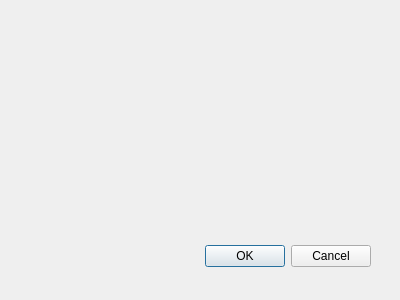
This is vln-vika3/vln3/addcomputerdialog.ui in hoddiingi/vln1-2016 as Qt 5 draws it before an edit. The edited form follows.
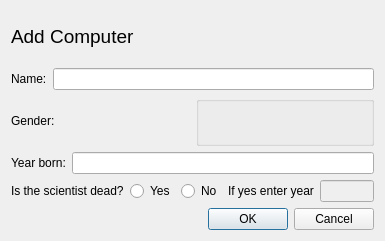
This is the edited form.

What changed in the file:
```diff
--- a/vln-vika3/vln3/addcomputerdialog.ui
+++ b/vln-vika3/vln3/addcomputerdialog.ui
@@ -8,29 +8,148 @@
    <rect>
     <x>0</x>
     <y>0</y>
-    <width>400</width>
-    <height>300</height>
+    <width>385</width>
+    <height>241</height>
    </rect>
   </property>
   <property name="windowTitle">
    <string>Dialog</string>
   </property>
-  <widget class="QDialogButtonBox" name="buttonBox">
-   <property name="geometry">
-    <rect>
-     <x>30</x>
-     <y>240</y>
-     <width>341</width>
-     <height>32</height>
-    </rect>
-   </property>
-   <property name="orientation">
-    <enum>Qt::Horizontal</enum>
-   </property>
-   <property name="standardButtons">
-    <set>QDialogButtonBox::Cancel|QDialogButtonBox::Ok</set>
-   </property>
-  </widget>
+  <layout class="QVBoxLayout" name="verticalLayout_2">
+   <item>
+    <layout class="QVBoxLayout" name="verticalLayout">
+     <item>
+      <widget class="QLabel" name="label_6">
+       <property name="font">
+        <font>
+         <pointsize>14</pointsize>
+        </font>
+       </property>
+       <property name="text">
+        <string>Add Computer</string>
+       </property>
+      </widget>
+     </item>
+     <item>
+      <layout class="QHBoxLayout" name="horizontalLayout_3">
+       <item>
+        <widget class="QLabel" name="label">
+         <property name="text">
+          <string>Name:</string>
+         </property>
+        </widget>
+       </item>
+       <item>
+        <widget class="QLineEdit" name="nameAdd"/>
+       </item>
+      </layout>
+     </item>
+     <item>
+      <layout class="QHBoxLayout" name="horizontalLayout">
+       <item>
+        <widget class="QLabel" name="label_2">
+         <property name="text">
+          <string>Gender:</string>
+         </property>
+        </widget>
+       </item>
+       <item>
+        <widget class="QGroupBox" name="groupBox">
+         <property name="enabled">
+          <bool>true</bool>
+         </property>
+         <property name="title">
+          <string/>
+         </property>
+         <widget class="QLineEdit" name="addType">
+          <property name="enabled">
+           <bool>false</bool>
+          </property>
+          <property name="geometry">
+           <rect>
+            <x>226</x>
+            <y>15</y>
+            <width>62</width>
+            <height>20</height>
+           </rect>
+          </property>
+         </widget>
+        </widget>
+       </item>
+      </layout>
+     </item>
+     <item>
+      <layout class="QHBoxLayout" name="horizontalLayout_4">
+       <item>
+        <widget class="QLabel" name="label_3">
+         <property name="text">
+          <string>Year born:</string>
+         </property>
+        </widget>
+       </item>
+       <item>
+        <widget class="QLineEdit" name="addBirth"/>
+       </item>
+      </layout>
+     </item>
+     <item>
+      <layout class="QHBoxLayout" name="horizontalLayout_2">
+       <item>
+        <widget class="QLabel" name="label_4">
+         <property name="text">
+          <string>Is the scientist dead?</string>
+         </property>
+        </widget>
+       </item>
+       <item>
+        <widget class="QRadioButton" name="deathYesButton">
+         <property name="contextMenuPolicy">
+          <enum>Qt::DefaultContextMenu</enum>
+         </property>
+         <property name="text">
+          <string>Yes</string>
+         </property>
+        </widget>
+       </item>
+       <item>
+        <widget class="QRadioButton" name="deathNoButton">
+         <property name="text">
+          <string>No</string>
+         </property>
+        </widget>
+       </item>
+       <item>
+        <widget class="QLabel" name="label_5">
+         <property name="text">
+          <string>If yes enter year</string>
+         </property>
+        </widget>
+       </item>
+       <item>
+        <widget class="QLineEdit" name="addDeath">
+         <property name="enabled">
+          <bool>false</bool>
+         </property>
+        </widget>
+       </item>
+      </layout>
+     </item>
+    </layout>
+   </item>
+   <item>
+    <widget class="QDialogButtonBox" name="buttonBox">
+     <property name="orientation">
+      <enum>Qt::Horizontal</enum>
+     </property>
+     <property name="standardButtons">
+      <set>QDialogButtonBox::Cancel|QDialogButtonBox::Ok</set>
+     </property>
+    </widget>
+   </item>
+  </layout>
+  <zorder>buttonBox</zorder>
+  <zorder>layoutWidget</zorder>
+  <zorder>label_6</zorder>
  </widget>
  <pixmapfunction/>
  <resources/>
```
Left out of the diff: 5 changed lines with no effect on the pictures.
